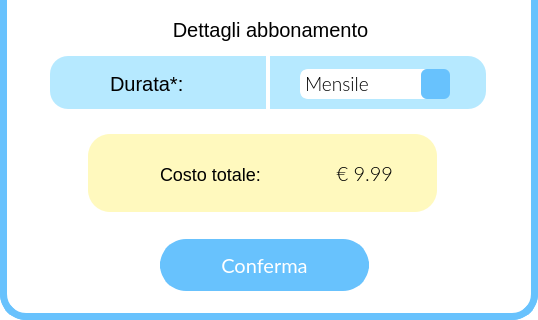
First picture: the form in frontend/ui/CompraAbbonamento.ui, repository MrPio/MuseoOmero, before the edit; both pictures show x 0 to 538 and y 551 to 871 of the 538 by 871 pixel window.
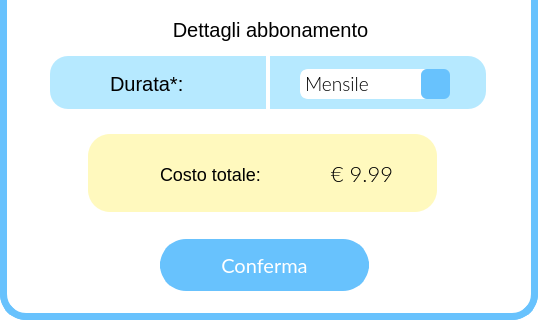
Second picture: the form after the edit. Icons and pictures are not drawn.

The edit to the form file:
```diff
--- a/frontend/ui/CompraAbbonamento.ui
+++ b/frontend/ui/CompraAbbonamento.ui
@@ -1220,7 +1220,7 @@
      </font>
     </property>
     <property name="styleSheet">
-     <string notr="true">font-size: 20px;
+     <string notr="true">font-size: 22px;
 text-align: left;
 background-color: rgba(255, 255, 255,0);
 </string>
```
